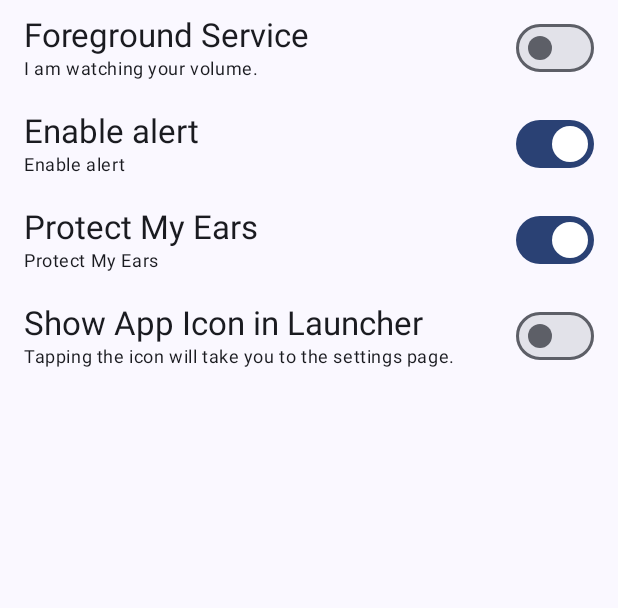
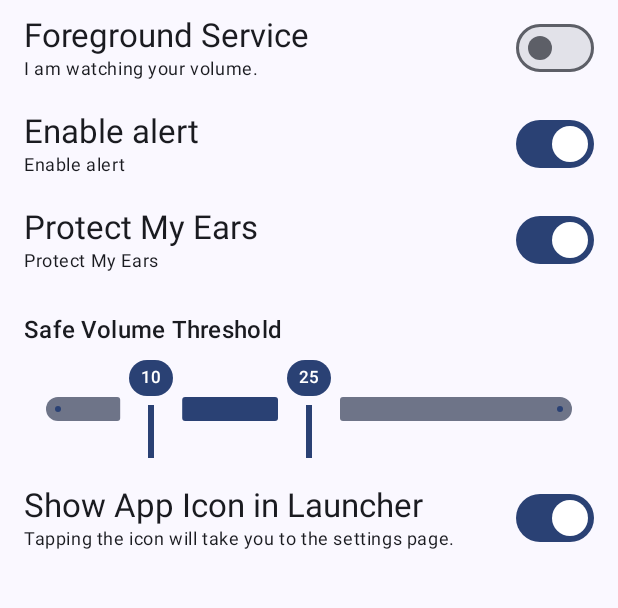
Before and after one commit to Steve-Mr/LiveInPeace, an Android app built with Jetpack Compose: the MainActivity screen opened directly, with no data from a screen before it, after a tap on "Show App Icon in Launcher", on a phone screen of 412 x 824 dp, the part 168-776 px from its top. Run offline under Robolectric (Android 15) with nearby library versions, the light colour scheme and no system bars; our stand-ins replace Dagger/Hilt's generated code; 3 other taps on this screen came first.

Commit message:
Refactor: Add customizable ear protection threshold
This commit introduces a customizable ear protection threshold feature, allowing users to define a safe volume range.

Key changes include:

- **Settings Screen:**
    - Added a `ThresholdSlider` composable in `SettingsScreen.kt` to allow users to set the minimum and maximum safe volume levels.
    - The slider uses a custom `ValueIndicatorThumb` for better visual feedback.
- **Preference Repository:**
    - Introduced new preference keys (`PREF_EAR_PROTECTION_THRESHOLD_MAX`, `PREF_EAR_PROTECTION_THRESHOLD_MIN`) and constants (`EAR_PROTECTION_LOWER_THRESHOLD`, `EAR_PROTECTION_UPPER_THRESHOLD`) in `Constants.kt`.
    - Added functions in `PreferenceRepository.kt` (`getEarProtectionThreshold`, `setEarProtectionThreshold`) to read and write the threshold range using `DataStore`.
- **Settings ViewModel:**
    - Added a `StateFlow` (`earProtectionThreshold`) in `SettingsViewModel.kt` to expose the current threshold range to the UI.
    - Implemented `setEarProtectionThreshold` function to update the stored threshold.
- **Foreground Service:**
    - Modified `ForegroundService.kt` to fetch the user-defined ear protection threshold from `PreferenceRepository` before applying volume adjustments.
    - Removed hardcoded threshold values.
- **String Resources:**
    - Added a new string resource `safe_volume_threshold` in `strings.xml`.

```diff
--- a/app/src/main/java/com/maary/liveinpeace/Constants.kt
+++ b/app/src/main/java/com/maary/liveinpeace/Constants.kt
@@ -19,6 +19,11 @@ class Constants {
         // SharedPreferences key for service running state
         const val PREF_SERVICE_RUNNING = "service_running_state"
         const val PREF_HIDE_IN_LAUNCHER = "hide_in_launcher"
+        const val PREF_EAR_PROTECTION_THRESHOLD_MAX = "ear_protection_max"
+        const val PREF_EAR_PROTECTION_THRESHOLD_MIN = "ear_protection_min"
+        const val PREF_EAR_PROTECTION_THRESHOLD = "ear_protection_threshold"
+        const val EAR_PROTECTION_LOWER_THRESHOLD = 10
+        const val EAR_PROTECTION_UPPER_THRESHOLD = 25
         // 设置通知 id
         const val ID_NOTIFICATION_SETTINGS = 3
         // 前台通知 id
--- a/app/src/main/java/com/maary/liveinpeace/database/PreferenceRepository.kt
+++ b/app/src/main/java/com/maary/liveinpeace/database/PreferenceRepository.kt
@@ -19,6 +19,7 @@ import com.maary.liveinpeace.Constants.Companion.PREF_WELCOME_FINISHED
 import com.maary.liveinpeace.Constants.Companion.SHARED_PREF
 import dagger.hilt.android.qualifiers.ApplicationContext
 import kotlinx.coroutines.flow.Flow
+import kotlinx.coroutines.flow.combine
 import kotlinx.coroutines.flow.map
 import javax.inject.Inject
 
@@ -39,6 +40,8 @@ class PreferenceRepository @Inject constructor(@ApplicationContext context: Cont
         val PREF_WELCOME_FINISHED = booleanPreferencesKey(Constants.PREF_WELCOME_FINISHED)
         val PREF_SERVICE_RUNNING = booleanPreferencesKey(Constants.PREF_SERVICE_RUNNING)
         val PREF_HIDE_IN_LAUNCHER = booleanPreferencesKey(Constants.PREF_HIDE_IN_LAUNCHER)
+        val PREF_EAR_PROTECTION_THRESHOLD_MAX = intPreferencesKey(Constants.PREF_EAR_PROTECTION_THRESHOLD_MAX)
+        val PREF_EAR_PROTECTION_THRESHOLD_MIN = intPreferencesKey(Constants.PREF_EAR_PROTECTION_THRESHOLD_MIN)
     }
 
     fun getWatchingState(): Flow<Boolean> {
@@ -108,9 +111,38 @@ class PreferenceRepository @Inject constructor(@ApplicationContext context: Cont
         }
     }
 
-    suspend fun setShowIcon(state: Boolean) {
+    suspend fun setShowIcon() {
         datastore.edit { pref ->
-            pref[PREF_HIDE_IN_LAUNCHER] = !state
+            val currentState = pref[PREF_HIDE_IN_LAUNCHER] ?: false
+            pref[PREF_HIDE_IN_LAUNCHER] = !currentState
+        }
+    }
+
+    private fun getEarProtectionThresholdMax() : Flow<Int> {
+        return datastore.data.map { pref ->
+            pref[PREF_EAR_PROTECTION_THRESHOLD_MAX] ?: Constants.EAR_PROTECTION_UPPER_THRESHOLD
+        }
+    }
+
+    private fun getEarProtectionThresholdMin() : Flow<Int> {
+        return datastore.data.map { pref ->
+            pref[PREF_EAR_PROTECTION_THRESHOLD_MIN] ?: Constants.EAR_PROTECTION_LOWER_THRESHOLD
+        }
+    }
+
+    fun getEarProtectionThreshold(): Flow<IntRange> {
+        return combine(
+            getEarProtectionThresholdMin(),
+            getEarProtectionThresholdMax()
+        ) { min, max ->
+            min..max
+        }
+    }
+
+    suspend fun setEarProtectionThreshold(range: IntRange) {
+        datastore.edit { pref ->
+            pref[PREF_EAR_PROTECTION_THRESHOLD_MIN] = range.first
+            pref[PREF_EAR_PROTECTION_THRESHOLD_MAX] = range.last
         }
     }
 }
--- a/app/src/main/java/com/maary/liveinpeace/service/ForegroundService.kt
+++ b/app/src/main/java/com/maary/liveinpeace/service/ForegroundService.kt
@@ -21,6 +21,8 @@ import androidx.core.app.NotificationCompat
 import androidx.core.app.NotificationManagerCompat
 import androidx.core.graphics.drawable.IconCompat
 import com.maary.liveinpeace.Constants
+import com.maary.liveinpeace.Constants.Companion.EAR_PROTECTION_LOWER_THRESHOLD
+import com.maary.liveinpeace.Constants.Companion.EAR_PROTECTION_UPPER_THRESHOLD
 import com.maary.liveinpeace.DeviceTimer
 import com.maary.liveinpeace.activity.MainActivity
 import com.maary.liveinpeace.R
@@ -217,8 +219,6 @@ class ForegroundService : Service() {
      */
     private val audioDeviceCallback = object : AudioDeviceCallback() {
         private val CALLBACK_TAG = "AudioDeviceCallback"
-        private val EAR_PROTECTION_LOWER_THRESHOLD = 10
-        private val EAR_PROTECTION_UPPER_THRESHOLD = 25
         private val VOLUME_ADJUST_ATTEMPTS = 100
 
         private val IGNORED_DEVICE_TYPES = setOf(
@@ -348,12 +348,14 @@ class ForegroundService : Service() {
                     Log.d(CALLBACK_TAG, "Applying ear protection for $deviceName")
                     var protectionApplied = false
 
+                    val threshold = preferenceRepository.getEarProtectionThreshold().first()
+
                     // 调整音量到安全范围
-                    while (getVolumePercentage() > EAR_PROTECTION_UPPER_THRESHOLD && isActive) {
+                    while (getVolumePercentage() > threshold.last && isActive) {
                         audioManager.adjustStreamVolume(AudioManager.STREAM_MUSIC, AudioManager.ADJUST_LOWER, 0)
                         protectionApplied = true
                     }
-                    while (getVolumePercentage() < EAR_PROTECTION_LOWER_THRESHOLD && isActive) {
+                    while (getVolumePercentage() < threshold.first && isActive) {
                         audioManager.adjustStreamVolume(AudioManager.STREAM_MUSIC, AudioManager.ADJUST_RAISE, 0)
                         protectionApplied = true
                     }
--- a/app/src/main/java/com/maary/liveinpeace/ui/screen/SettingsComponents.kt
+++ b/app/src/main/java/com/maary/liveinpeace/ui/screen/SettingsComponents.kt
@@ -1,5 +1,8 @@
 package com.maary.liveinpeace.ui.screen
 
+import android.transition.Slide
+import android.util.Range
+import androidx.annotation.FloatRange
 import androidx.compose.foundation.background
 import androidx.compose.foundation.clickable
 import androidx.compose.foundation.gestures.detectTapGestures
@@ -8,8 +11,12 @@ import androidx.compose.foundation.layout.Box
 import androidx.compose.foundation.layout.Column
 import androidx.compose.foundation.layout.Row
 import androidx.compose.foundation.layout.fillMaxWidth
+import androidx.compose.foundation.layout.height
 import androidx.compose.foundation.layout.padding
+import androidx.compose.foundation.layout.size
+import androidx.compose.foundation.layout.width
 import androidx.compose.foundation.layout.wrapContentWidth
+import androidx.compose.foundation.shape.CircleShape
 import androidx.compose.foundation.shape.RoundedCornerShape
 import androidx.compose.material3.DropdownMenuItem
 import androidx.compose.material3.ExperimentalMaterial3Api
@@ -18,9 +25,13 @@ import androidx.compose.material3.ExposedDropdownMenuDefaults
 import androidx.compose.material3.MaterialTheme
 import androidx.compose.material3.MenuAnchorType
 import androidx.compose.material3.OutlinedTextField
+import androidx.compose.material3.RangeSlider
+import androidx.compose.material3.SliderDefaults
+import androidx.compose.material3.Surface
 import androidx.compose.material3.Switch
 import androidx.compose.material3.Text
 import androidx.compose.runtime.Composable
+import androidx.compose.runtime.LaunchedEffect
 import androidx.compose.runtime.getValue
 import androidx.compose.runtime.mutableStateOf
 import androidx.compose.runtime.remember
@@ -28,9 +39,13 @@ import androidx.compose.runtime.setValue
 import androidx.compose.ui.Alignment
 import androidx.compose.ui.Modifier
 import androidx.compose.ui.draw.clip
+import androidx.compose.ui.draw.shadow
+import androidx.compose.ui.graphics.Color
 import androidx.compose.ui.input.pointer.pointerInput
 import androidx.compose.ui.res.stringResource
+import androidx.compose.ui.unit.Dp
 import androidx.compose.ui.unit.dp
+import androidx.core.util.toRange
 import com.maary.liveinpeace.ui.theme.Typography
 import com.maary.liveinpeace.R
 
@@ -160,6 +175,98 @@ fun DropdownRow(options: MutableList<String>, position: Int, onItemClicked: (Int
     }
 }
 
+@OptIn(ExperimentalMaterial3Api::class)
+@Composable
+fun ThresholdSlider(title: String, range: IntRange, onValueChangeFinished: (IntRange) -> Unit) {
+    Column(
+        modifier = Modifier
+            .fillMaxWidth()
+            .padding(horizontal = 16.dp, vertical = 8.dp),
+        horizontalAlignment = Alignment.Start
+    ) {
+        Text(
+            text = title,
+            style = Typography.titleMedium,
+            modifier = Modifier
+                .padding(top = 8.dp, bottom = 8.dp)
+        )
+
+        // 内部状态的初始化逻辑保持不变
+        var sliderPosition by remember { mutableStateOf(range.first.toFloat()..range.last.toFloat()) }
+
+        // ✨ 新增 LaunchedEffect 来同步外部和内部的状态
+        // 当 `range` 参数发生变化时，这个代码块会重新执行
+        LaunchedEffect(range) {
+            sliderPosition = range.first.toFloat()..range.last.toFloat()
+        }
+
+        RangeSlider(
+            value = sliderPosition,
+            steps = 0,
+            onValueChange = { newRange ->
+                // onValueChange 负责在用户拖动时更新UI，这部分是正确的
+                sliderPosition = newRange
+            },
+            valueRange = 0f..50f,
+            onValueChangeFinished = {
+                val intStart = sliderPosition.start.toInt()
+                val intEnd = sliderPosition.endInclusive.toInt()
+                onValueChangeFinished(intStart..intEnd)
+            },
+            startThumb = {
+                // 2. 将自定义滑块应用于起始点
+                ValueIndicatorThumb(
+                    value = sliderPosition.start,
+                    enabled = true
+                )
+            },
+            endThumb = {
+                // 3. 将自定义滑块应用于结束点
+                ValueIndicatorThumb(
+                    value = sliderPosition.endInclusive,
+                    enabled = true
+                )
+            }
+        )
+    }
+}
+
+@Composable
+private fun ValueIndicatorThumb(
+    value: Float,
+    enabled: Boolean
+) {
+    // 根据可用状态选择颜色
+    val indicatorColor = if (enabled) MaterialTheme.colorScheme.primary else MaterialTheme.colorScheme.onSurface.copy(alpha = 0.38f)
+    val textColor = if (enabled) MaterialTheme.colorScheme.onPrimary else MaterialTheme.colorScheme.surface
+
+    // 使用 Column 垂直排列指示器和滑块
+    Column(horizontalAlignment = Alignment.CenterHorizontally) {
+        // 4. 数值指示器 (气泡)
+        Surface(
+            color = indicatorColor,
+            shape = RoundedCornerShape(12.dp), // MD3 风格的圆角
+            modifier = Modifier
+                .padding(bottom = 6.dp) // 指示器和滑块之间的间距
+        ) {
+            Text(
+                text = "%.0f".format(value), // 将数值格式化为整数
+                color = textColor,
+                style = MaterialTheme.typography.labelSmall, // 使用 MD3 的字体样式
+                modifier = Modifier.padding(horizontal = 8.dp, vertical = 4.dp)
+            )
+        }
+
+        // 5. 滑块本身 (圆点)
+        Box(
+            modifier = Modifier
+                .height(35.dp) // MD3 默认的滑块大小
+                .width(4.dp)
+                .background(color = SliderDefaults.colors().thumbColor)
+        )
+    }
+}
+
 @Composable
 fun TopBox(content: @Composable () -> Unit) {
     Box(
--- a/app/src/main/java/com/maary/liveinpeace/ui/screen/SettingsScreen.kt
+++ b/app/src/main/java/com/maary/liveinpeace/ui/screen/SettingsScreen.kt
@@ -5,6 +5,7 @@ import android.app.Activity
 import android.content.Intent
 import android.os.Build
 import android.provider.Settings
+import android.util.Log
 import androidx.activity.compose.rememberLauncherForActivityResult
 import androidx.activity.result.contract.ActivityResultContracts
 import androidx.compose.foundation.clickable
@@ -156,6 +157,12 @@ fun SettingsScreen(settingsViewModel: SettingsViewModel = viewModel()) {
                 onCheckedChange = { settingsViewModel.protectionSwitch() }
             )
 
+            ThresholdSlider(
+                title = stringResource(id = R.string.safe_volume_threshold),
+                range = settingsViewModel.earProtectionThreshold.collectAsState().value,
+                onValueChangeFinished = { settingsViewModel.setEarProtectionThreshold(it) },
+            )
+
             SwitchRow(
                 title = stringResource(R.string.show_icon),
                 description = stringResource(R.string.show_icon_description),
--- a/app/src/main/java/com/maary/liveinpeace/viewmodel/SettingsViewModel.kt
+++ b/app/src/main/java/com/maary/liveinpeace/viewmodel/SettingsViewModel.kt
@@ -91,7 +91,22 @@ class SettingsViewModel @Inject constructor(
             packageManager.setComponentEnabledSetting(componentName, enabledState, PackageManager.DONT_KILL_APP)
 
             // 2. 将新状态通知 Repository
-            preferenceRepository.setShowIcon(newState)
+            preferenceRepository.setShowIcon()
+        }
+    }
+
+    val earProtectionThreshold: StateFlow<IntRange> = preferenceRepository.getEarProtectionThreshold()
+        .stateIn(
+            scope = viewModelScope,
+            // 当 UI 订阅时开始收集数据，并在最后一个订阅者消失 5 秒后停止，以节省资源
+            started = SharingStarted.WhileSubscribed(5000),
+            // 提供一个初始值，它只在仓库的真实值返回之前短暂使用
+            initialValue = EAR_PROTECTION_LOWER_THRESHOLD..EAR_PROTECTION_UPPER_THRESHOLD
+        )
+
+    fun setEarProtectionThreshold(range: IntRange) {
+        viewModelScope.launch {
+            preferenceRepository.setEarProtectionThreshold(range)
         }
     }
 
--- a/app/src/main/res/values/strings.xml
+++ b/app/src/main/res/values/strings.xml
@@ -68,4 +68,5 @@
     <string name="show_icon">Show App Icon in Launcher</string>
     <string name="show_icon_description">Tapping the icon will take you to the settings page.</string>
     <string name="title_activity_welcome">WelcomeActivity</string>
+    <string name="safe_volume_threshold">Safe Volume Threshold</string>
 </resources>
```
